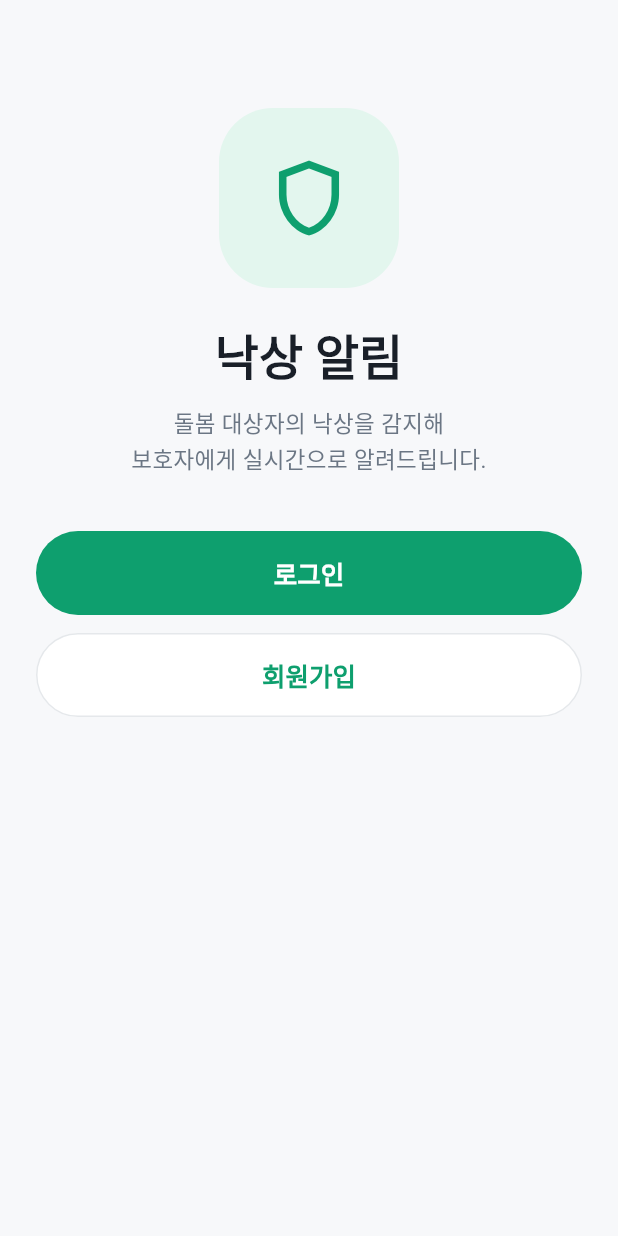
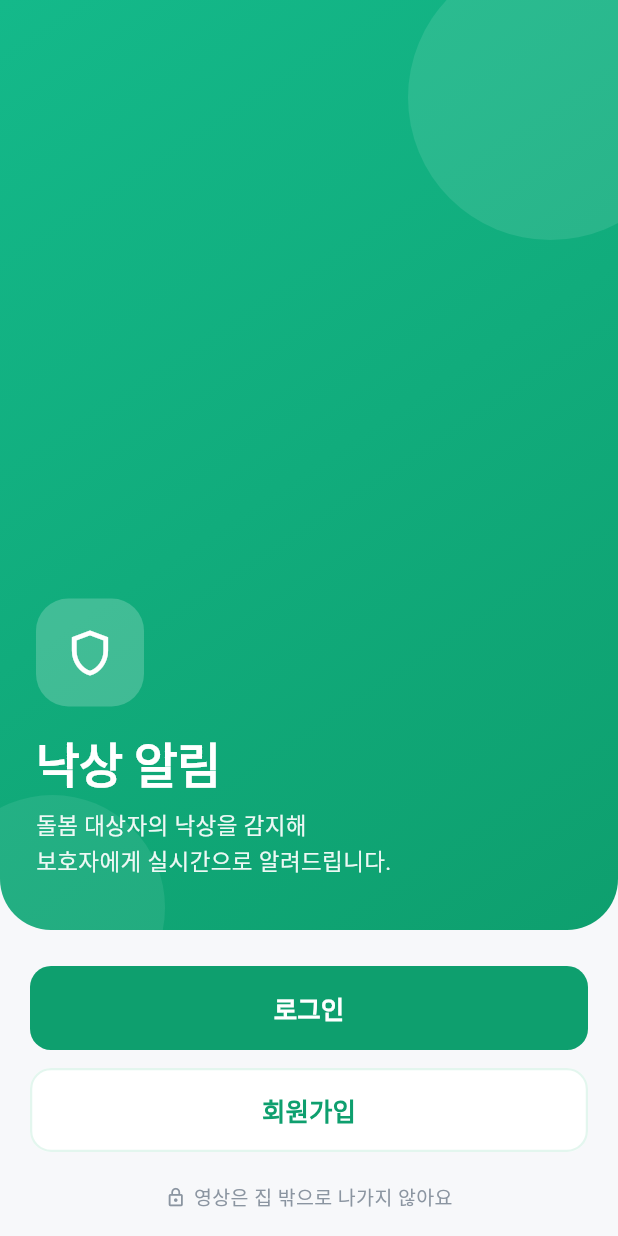
Before and after one commit to munho-kang/fall-detection, a Flutter app: the screen it shows after launch, on a phone screen of 412 x 824 dp. Run offline on Flutter 3.47's test engine with Material 3 defaults, Android fonts, the phone set to English and light mode, and no system bars; our stand-ins replace flutter_local_notifications, shared_preferences; Roboto replaces fonts that are missing (Pretendard).

Commit message:
feat: 스플래시·시작 화면을 초록 히어로 스타일로
Co-Authored-By: Claude Fable 5 <noreply@anthropic.com>
Claude-Session: https://claude.ai/code/session_013iyQUwcvBYESCEApFPvZjQ

```diff
--- a/app/lib/screens/splash.dart
+++ b/app/lib/screens/splash.dart
@@ -1,11 +1,12 @@
-// 스플래시 화면 — 딥 틸 배경에 로고, 1~2초 후 토큰 판단 결과로 분기
+// 스플래시 화면 — 초록 그라데이션 배경에 로고, 1~2초 후 토큰 판단 결과로 분기
 
 import 'dart:async';
 
 import 'package:flutter/material.dart';
 
+import '../api.dart';
 import '../app_theme.dart';
-import '../api.dart';
+import '../widgets.dart';
 
 class SplashScreen extends StatefulWidget {
   const SplashScreen({super.key, required this.api, required this.onDone});
@@ -37,13 +38,10 @@ class _SplashScreenState extends State<SplashScreen> {
   @override
   Widget build(BuildContext context) {
     return Scaffold(
-      backgroundColor: AppColors.primary,
-      body: SafeArea(
-        child: Padding(
-          padding: const EdgeInsets.only(top: 72),
+      body: HeroBackground(
+        child: SafeArea(
           // Scaffold body는 가로 constraints를 느슨하게 준다 — 기본 center 정렬만 믿으면
-          // Column이 가장 넓은 자식 폭으로 수축해 화면 왼쪽에 붙는다. 시작 화면과 같은
-          // stretch + textAlign 조합으로 폭을 채운다.
+          // Column이 가장 넓은 자식 폭으로 수축해 화면 왼쪽에 붙는다. stretch + textAlign 조합으로 폭을 채운다.
           child: Column(
             crossAxisAlignment: CrossAxisAlignment.stretch,
             children: [
@@ -55,9 +53,9 @@ class _SplashScreenState extends State<SplashScreen> {
                 textAlign: TextAlign.center,
                 style: TextStyle(
                   fontSize: 32,
-                  fontWeight: FontWeight.w800,
+                  fontWeight: FontWeight.w700,
                   height: 1.3,
-                  letterSpacing: -0.02,
+                  letterSpacing: -0.5,
                   color: AppColors.onPrimary,
                 ),
               ),
@@ -65,11 +63,7 @@ class _SplashScreenState extends State<SplashScreen> {
               const Text(
                 '프라이버시 보존형 낙상 감지',
                 textAlign: TextAlign.center,
-                style: TextStyle(
-                  fontSize: 15,
-                  height: 1.5,
-                  color: Color(0xC8FFFFFF),
-                ),
+                style: TextStyle(fontSize: 15, height: 1.5, color: Color(0xCCFFFFFF)),
               ),
               const Spacer(flex: 2),
             ],
@@ -79,16 +73,3 @@ class _SplashScreenState extends State<SplashScreen> {
     );
   }
 }
-
-// 스플래시와 시작 화면이 같은 로고 박스를 써 전환 때 배경만 바뀌고 로고는 제자리에 있다
-Widget brandLogo() {
-  return Container(
-    width: 120,
-    height: 120,
-    decoration: BoxDecoration(
-      color: AppColors.primaryContainer,
-      borderRadius: BorderRadius.circular(36),
-    ),
-    child: const Icon(Icons.shield_outlined, size: 60, color: AppColors.primary),
-  );
-}
--- a/app/lib/screens/start.dart
+++ b/app/lib/screens/start.dart
@@ -1,12 +1,12 @@
-// 시작 화면 — 로고 · 소개 멘트 · 로그인/회원가입 버튼. 신규·로그인 진입의 첫 화면
+// 시작 화면 — 초록 히어로(로고 · 소개) 위, 로그인/회원가입 버튼 아래. 신규·로그인 진입의 첫 화면
 
 import 'package:flutter/material.dart';
 
+import '../api.dart';
 import '../app_theme.dart';
-import '../api.dart';
+import '../widgets.dart';
 import 'login.dart';
 import 'signup.dart';
-import 'splash.dart' show brandLogo;
 
 class StartScreen extends StatelessWidget {
   const StartScreen({super.key, required this.api});
@@ -16,45 +16,58 @@ class StartScreen extends StatelessWidget {
   @override
   Widget build(BuildContext context) {
     return Scaffold(
-      body: SafeArea(
-        child: SingleChildScrollView(
-          padding: const EdgeInsets.symmetric(horizontal: 24),
+      body: Column(
+        crossAxisAlignment: CrossAxisAlignment.stretch,
+        children: [
+          // 위: 남는 높이를 전부 차지하는 초록 히어로
+          Expanded(
+            child: HeroBackground(
+              borderRadius: const BorderRadius.vertical(bottom: Radius.circular(34)),
+              child: SafeArea(
+                bottom: false,
+                child: Padding(
+                  padding: const EdgeInsets.fromLTRB(24, 24, 24, 34),
+                  child: Column(
+                    mainAxisAlignment: MainAxisAlignment.end,
+                    crossAxisAlignment: CrossAxisAlignment.start,
+                    children: [
+                      brandLogo(size: 72),
+                      const SizedBox(height: 18),
+                      const Text(
+                        '낙상 알림',
+                        style: TextStyle(
+                          fontSize: 32,
+                          fontWeight: FontWeight.w700,
+                          height: 1.2,
+                          letterSpacing: -0.5,
+                          color: AppColors.onPrimary,
+                        ),
+                      ),
+                      const SizedBox(height: 8),
+                      const Text(
+                        '돌봄 대상자의 낙상을 감지해\n보호자에게 실시간으로 알려드립니다.',
+                        style: TextStyle(fontSize: 15, height: 1.5, color: Color(0xEBFFFFFF)),
+                      ),
+                    ],
+                  ),
+                ),
+              ),
+            ),
+          ),
+          // 아래: 버튼 둘 + 사생활 한 줄. 자연 높이만 차지한다
+          SafeArea(
+            top: false,
+            child: Padding(
+              padding: const EdgeInsets.fromLTRB(20, 24, 20, 16),
               child: Column(
                 crossAxisAlignment: CrossAxisAlignment.stretch,
                 children: [
-              const SizedBox(height: 72),
-              Center(child: brandLogo()),
-              const SizedBox(height: 24),
-              Text(
-                '낙상 알림',
-                textAlign: TextAlign.center,
-                style: TextStyle(
-                  fontSize: 32,
-                  fontWeight: FontWeight.w800,
-                  height: 1.3,
-                  letterSpacing: -0.02,
-                  color: Theme.of(context).colorScheme.onSurface,
-                ),
-              ),
-              const SizedBox(height: 10),
-              Text(
-                '돌봄 대상자의 낙상을 감지해\n보호자에게 실시간으로 알려드립니다.',
-                textAlign: TextAlign.center,
-                style: TextStyle(fontSize: 15, height: 1.5, color: Theme.of(context).colorScheme.onSurfaceVariant),
-              ),
-              const SizedBox(height: 36),
                   // tall 버튼(56dp). 손이 큰 사용자도 정확히 누르도록
                   SizedBox(
                     height: 56,
                     child: FilledButton(
                       onPressed: () => Navigator.of(context).push(
                         MaterialPageRoute(builder: (_) => LoginScreen(api: api)),
-                  ),
-                  style: FilledButton.styleFrom(
-                    backgroundColor: AppColors.primary,
-                    foregroundColor: AppColors.onPrimary,
-                    shape: RoundedRectangleBorder(borderRadius: BorderRadius.circular(28)),
-                    textStyle: const TextStyle(fontSize: 17, fontWeight: FontWeight.w700),
                       ),
                       child: const Text('로그인'),
                     ),
@@ -68,17 +81,26 @@ class StartScreen extends StatelessWidget {
                       ),
                       style: OutlinedButton.styleFrom(
                         foregroundColor: AppColors.primary,
-                    side: BorderSide(color: Theme.of(context).colorScheme.outline),
-                    shape: RoundedRectangleBorder(borderRadius: BorderRadius.circular(28)),
-                    textStyle: const TextStyle(fontSize: 17, fontWeight: FontWeight.w700),
+                        side: const BorderSide(color: AppColors.primaryTint, width: 1.5),
                       ),
                       child: const Text('회원가입'),
                     ),
+                  ),
+                  const SizedBox(height: 20),
+                  const Row(
+                    mainAxisAlignment: MainAxisAlignment.center,
+                    children: [
+                      Icon(Icons.lock_outline, size: 14, color: AppColors.textMuted),
+                      SizedBox(width: 5),
+                      Text('영상은 집 밖으로 나가지 않아요', style: TextStyle(fontSize: 13, color: AppColors.textMuted)),
+                    ],
                   ),
                 ],
               ),
             ),
           ),
+        ],
+      ),
     );
   }
 }
```
Lines whose indentation alone changed are shown as unchanged.
